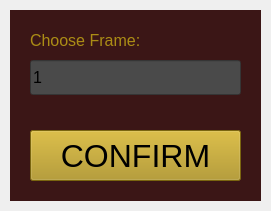
EeveeWhitefire/Malenia-VMS, file src/LiveViewPrompt.ui: the form before one commit.
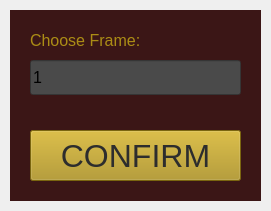
The form after the commit.

Diff of the .ui file:
```diff
--- a/src/LiveViewPrompt.ui
+++ b/src/LiveViewPrompt.ui
@@ -61,7 +61,8 @@
      </font>
     </property>
     <property name="styleSheet">
-     <string notr="true">background-color: rgb(171, 141, 21);</string>
+     <string notr="true">background-color: rgb(171, 141, 21);
+color: rgb(45,45,45);</string>
     </property>
     <property name="text">
      <string>CONFIRM</string>
```
